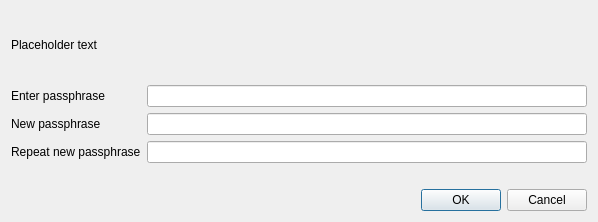
Above: src/qt/forms/askpassphrasedialog.ui from onsightit/solarcoin before the change. Below: the same form after it.
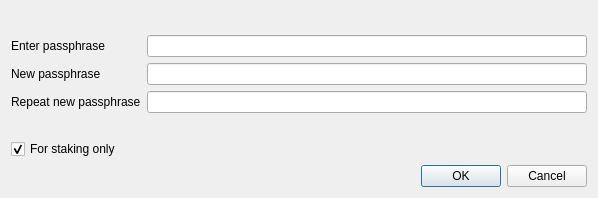
That is the form after the change.

Commit message: Staking menu options added but incomplete

The edit to the form file:
```diff
--- a/src/qt/forms/askpassphrasedialog.ui
+++ b/src/qt/forms/askpassphrasedialog.ui
@@ -7,7 +7,7 @@
     <x>0</x>
     <y>0</y>
     <width>598</width>
-    <height>222</height>
+    <height>198</height>
    </rect>
   </property>
   <property name="sizePolicy">
@@ -26,14 +26,8 @@
    <string>Passphrase Dialog</string>
   </property>
   <layout class="QVBoxLayout" name="verticalLayout">
-   <property name="sizeConstraint">
-    <enum>QLayout::SetMinimumSize</enum>
-   </property>
    <item>
     <widget class="QLabel" name="warningLabel">
-     <property name="text">
-      <string notr="true">Placeholder text</string>
-     </property>
      <property name="textFormat">
       <enum>Qt::RichText</enum>
      </property>
@@ -44,9 +38,6 @@
    </item>
    <item>
     <layout class="QFormLayout" name="formLayout">
-     <property name="sizeConstraint">
-      <enum>QLayout::SetMinimumSize</enum>
-     </property>
      <property name="fieldGrowthPolicy">
       <enum>QFormLayout::AllNonFixedFieldsGrow</enum>
      </property>
@@ -94,12 +85,6 @@
      </item>
      <item row="3" column="1">
       <widget class="QLabel" name="capsLabel">
-       <property name="font">
-        <font>
-         <weight>75</weight>
-         <bold>true</bold>
-        </font>
-       </property>
        <property name="text">
         <string/>
        </property>
@@ -108,6 +93,25 @@
        </property>
       </widget>
      </item>
+     <item row="4" column="0">
+      <widget class="QCheckBox" name="stakingCheckBox">
+       <property name="enabled">
+        <bool>true</bool>
+       </property>
+       <property name="visible">
+        <bool>true</bool>
+       </property>
+       <property name="toolTip">
+        <string>Serves to disable the trivial sendmoney when OS account compromised. Provides no real security.</string>
+       </property>
+       <property name="text">
+        <string>For staking only</string>
+       </property>
+       <property name="checked">
+        <bool>true</bool>
+       </property>
+      </widget>
+     </item>
     </layout>
    </item>
    <item>
```
Left out of the diff: 16 changed lines with no effect on the pictures. The commit also changes 20 other files.
